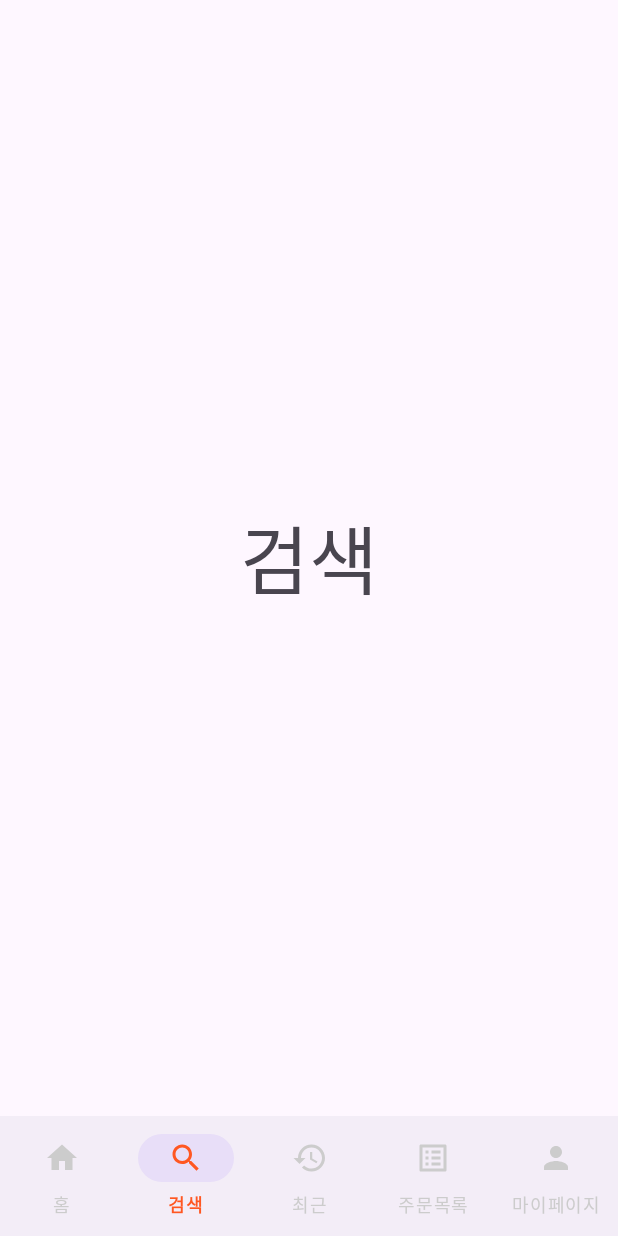
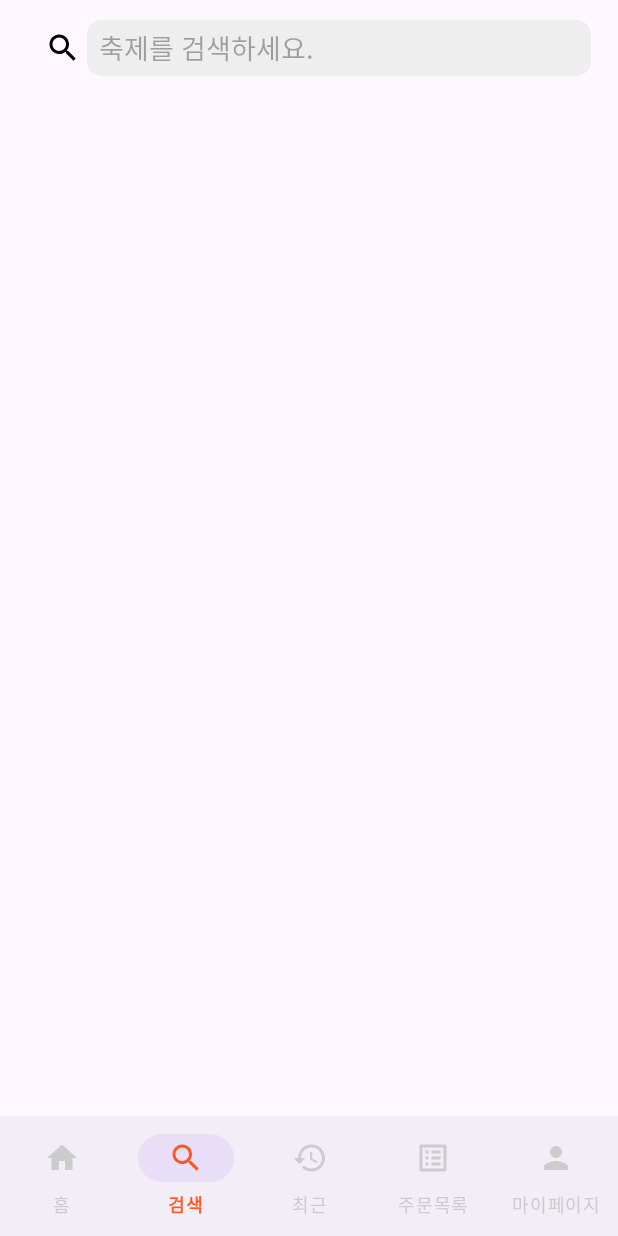
Before and after one commit to moooonam/Festo, an Android app: the SearchFragment screen opened through its navigation route, on a phone screen of 412 x 824 dp. Run offline under Robolectric (Android 15) with nearby library versions, the phone set to English and light mode, and no system bars; our stand-ins replace navigation-ui.

Commit message:
feat : SearchPage

```diff
--- a/fe/festo/app/build.gradle
+++ b/fe/festo/app/build.gradle
@@ -65,4 +65,7 @@ dependencies {
     implementation "com.kakao.sdk:v2-share:2.13.0" // 메시지(카카오톡 공유)
     implementation "com.kakao.sdk:v2-navi:2.13.0" // 카카오내비
     implementation "com.kakao.sdk:v2-friend:2.13.0" // 카카오톡 소셜 피커, 리소스 번들 파일 포함
+
+    // 메테리얼
+    implementation 'com.google.android.material:material:1.8.0'
 }
--- a/fe/festo/app/src/main/AndroidManifest.xml
+++ b/fe/festo/app/src/main/AndroidManifest.xml
@@ -21,7 +21,9 @@
             android:exported="false" />
         <activity
             android:name=".customer_ui.search.SearchActivity"
-            android:exported="false" />
+            android:exported="false"
+            android:theme="@style/Theme.MyApp"
+            />
         <activity
             android:name=".customer_ui.mypage.MypageActivity"
             android:exported="false" />
--- a/fe/festo/app/src/main/java/com/example/festo/MainActivity.kt
+++ b/fe/festo/app/src/main/java/com/example/festo/MainActivity.kt
@@ -74,7 +74,7 @@ class MainActivity : AppCompatActivity() {
             else if (token != null) {
                 Toast.makeText(this, "로그인에 성공하였습니다.", Toast.LENGTH_SHORT).show()
                 Log.i("토큰: ", token.toString())
-                val intent = Intent(this, SecondActivity::class.java)
+                val intent = Intent(this, HomeActivity::class.java)
                 startActivity(intent.addFlags(Intent.FLAG_ACTIVITY_CLEAR_TOP))
                 finish()
             }
--- /dev/null
+++ b/fe/festo/app/src/main/res/drawable/searchview_background.xml
@@ -0,0 +1,7 @@
+<?xml version="1.0" encoding="UTF-8"?>
+<shape xmlns:android="http://schemas.android.com/apk/res/android">
+    <solid android:color="#EEEEEE"/>
+    <stroke android:width="0dip" android:color="#FFFFFF" />
+    <corners android:radius="10dip"/>
+    <padding android:left="0dip" android:top="0dip" android:right="0dip" android:bottom="0dip" />
+</shape>
--- a/fe/festo/app/src/main/res/layout/fragment_search.xml
+++ b/fe/festo/app/src/main/res/layout/fragment_search.xml
@@ -1,15 +1,40 @@
 <?xml version="1.0" encoding="utf-8"?>
-<RelativeLayout xmlns:android="http://schemas.android.com/apk/res/android"
+<androidx.constraintlayout.widget.ConstraintLayout xmlns:android="http://schemas.android.com/apk/res/android"
+    xmlns:app="http://schemas.android.com/apk/res-auto"
+    xmlns:tools="http://schemas.android.com/tools"
     android:layout_width="match_parent"
     android:layout_height="match_parent"
-    xmlns:tools="http://schemas.android.com/tools"
-    android:id="@+id/searchFragment"
-    tools:context="com.example.festo.customer_ui.search.SearchFragment">
+    tools:context=".MainActivity">
 
-    <TextView
-        android:layout_width="wrap_content"
-        android:layout_height="wrap_content"
-        android:text="검색"
-        android:textSize="50dp"
-        android:layout_centerInParent="true"/>
-</RelativeLayout>
+    <androidx.appcompat.widget.Toolbar
+        android:layout_width="match_parent"
+        android:layout_height="?attr/actionBarSize"
+        app:contentInsetStart="0dp"
+        app:layout_constraintStart_toStartOf="parent"
+        app:layout_constraintTop_toTopOf="parent">
+
+        <androidx.constraintlayout.widget.ConstraintLayout
+            android:layout_width="match_parent"
+            android:layout_height="match_parent"
+            android:paddingStart="10dp"
+            android:paddingEnd="10dp"
+            >
+
+            <androidx.appcompat.widget.SearchView
+                android:layout_width="match_parent"
+                android:layout_height="wrap_content"
+                android:paddingVertical="5dp"
+
+                app:queryBackground="@drawable/searchview_background"
+                app:iconifiedByDefault="false"
+                app:layout_constraintBottom_toBottomOf="parent"
+                app:layout_constraintTop_toTopOf="parent"
+                app:queryHint="축제를 검색하세요."
+                app:searchIcon="@drawable/ic_search"
+                tools:ignore="MissingConstraints" />
+        </androidx.constraintlayout.widget.ConstraintLayout>
+    </androidx.appcompat.widget.Toolbar>
+
+
+
+</androidx.constraintlayout.widget.ConstraintLayout>
--- a/fe/festo/app/src/main/res/values/themes.xml
+++ b/fe/festo/app/src/main/res/values/themes.xml
@@ -14,4 +14,11 @@
         <item name="windowNoTitle">true</item>
         <item name="android:windowBackground">@drawable/background_splash</item>
     </style>
+
+    <!--메테리얼 테마-->
+    <style name="Theme.MyApp" parent="Theme.MaterialComponents.NoActionBar">
+        <!--...-->
+        <item name="colorPrimary">@color/design_default_color_primary</item>
+        <item name="colorPrimaryDark">@color/design_default_color_primary_dark</item>
+    </style>
 </resources>
```
